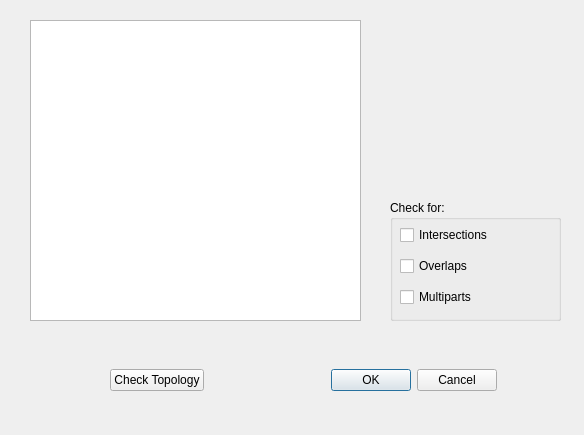
Before: the Qt Designer form TopolDialog.ui in wonder-sk/topol, drawn with Qt 5.
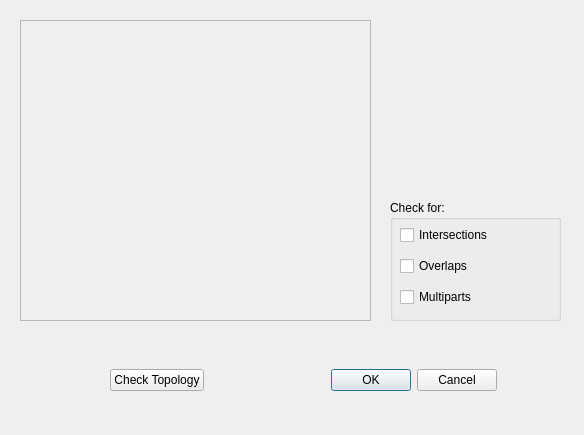
After: the same form once the commit is applied.

Commit message: topology rewrite

```diff
--- a/TopolDialog.ui
+++ b/TopolDialog.ui
@@ -87,21 +87,18 @@
     </layout>
    </widget>
   </widget>
-  <widget class="QPlainTextEdit" name="resultWindow" >
+  <widget class="QTextEdit" name="resultWindow" >
+   <property name="enabled" >
+    <bool>false</bool>
+   </property>
    <property name="geometry" >
     <rect>
-     <x>30</x>
+     <x>20</x>
      <y>20</y>
-     <width>331</width>
+     <width>351</width>
      <height>301</height>
     </rect>
    </property>
-   <property name="readOnly" >
-    <bool>true</bool>
-   </property>
-   <property name="plainText" >
-    <string/>
-   </property>
   </widget>
  </widget>
  <resources/>
```
The commit also changes 2 other files.
